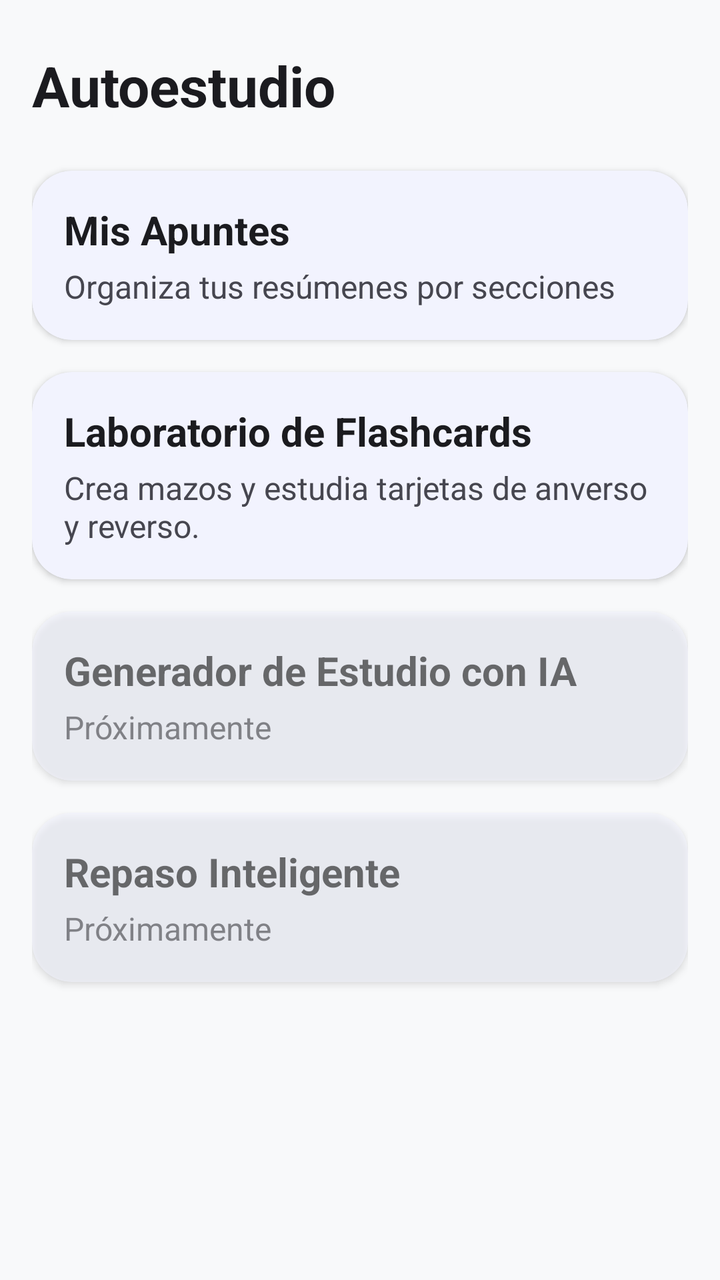
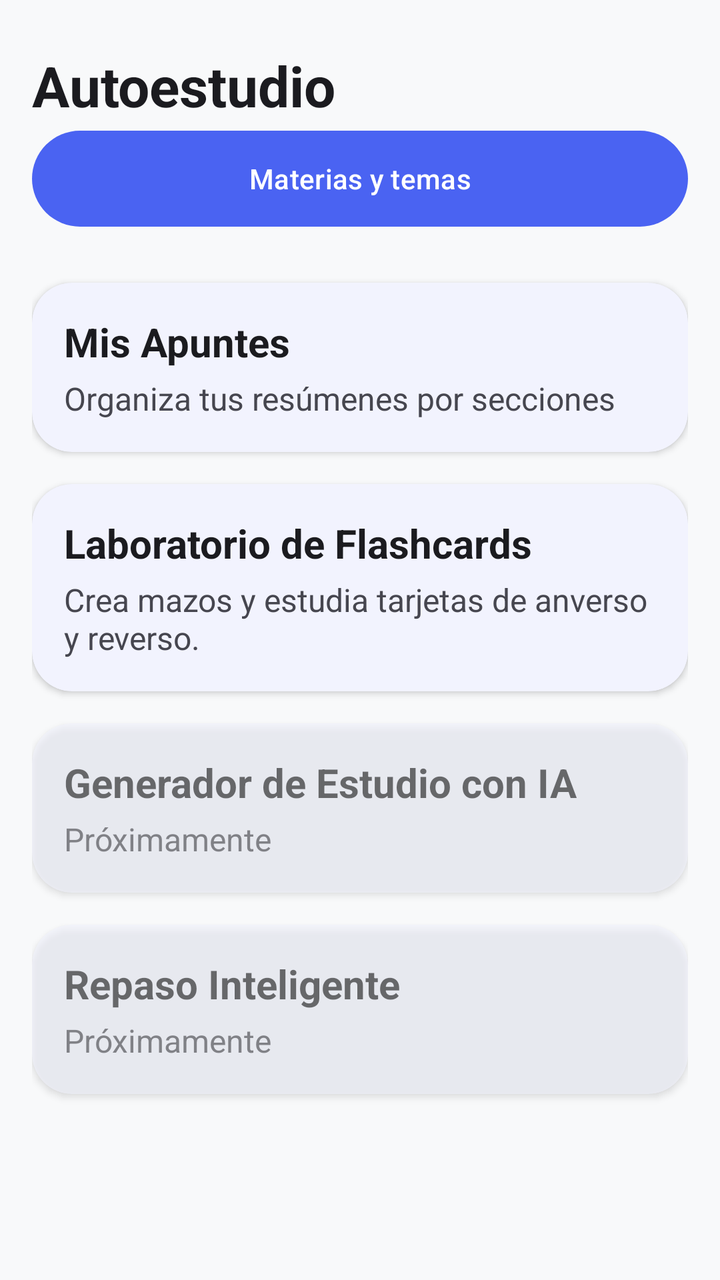

The first picture is an Android layout as it rendered before a commit; the second is the same layout after the commit. The layout source and the unified diff follow.
<!-- AndroidManifest.xml: application theme Theme.Dubalin -->
<!-- res/layout/fragment_autoestudio.xml -->
<?xml version="1.0" encoding="utf-8"?>
<androidx.core.widget.NestedScrollView
    xmlns:android="http://schemas.android.com/apk/res/android"
    xmlns:app="http://schemas.android.com/apk/res-auto"
    android:layout_width="match_parent"
    android:layout_height="match_parent"
    android:background="?android:attr/colorBackground"
    android:fillViewport="true">

    <androidx.constraintlayout.widget.ConstraintLayout
        android:layout_width="match_parent"
        android:layout_height="wrap_content"
        android:padding="@dimen/spacing_md">

        <TextView
            android:id="@+id/tv_autoestudio_titulo"
            android:layout_width="0dp"
            android:layout_height="wrap_content"
            android:layout_marginTop="@dimen/spacing_sm"
            android:accessibilityHeading="true"
            android:text="@string/autoestudio_title"
            android:textColor="?attr/colorOnBackground"
            android:textSize="@dimen/text_size_display"
            android:textStyle="bold"
            app:layout_constraintEnd_toEndOf="parent"
            app:layout_constraintStart_toStartOf="parent"
            app:layout_constraintTop_toTopOf="parent" />

        <com.google.android.material.card.MaterialCardView
            android:id="@+id/card_mis_apuntes"
            style="@style/Widget.Dubalin.CardView"
            android:layout_width="0dp"
            android:layout_height="wrap_content"
            android:layout_marginTop="@dimen/spacing_lg"
            android:clickable="true"
            android:focusable="true"
            app:layout_constraintEnd_toEndOf="parent"
            app:layout_constraintStart_toStartOf="parent"
            app:layout_constraintTop_toBottomOf="@id/tv_autoestudio_titulo">

            <LinearLayout
                android:layout_width="match_parent"
                android:layout_height="wrap_content"
                android:orientation="vertical"
                android:padding="@dimen/spacing_md">

                <TextView
                    android:layout_width="wrap_content"
                    android:layout_height="wrap_content"
                    android:text="@string/autoestudio_notes_title"
                    android:textColor="?attr/colorOnSurface"
                    android:textSize="@dimen/text_size_title"
                    android:textStyle="bold" />

                <TextView
                    android:layout_width="match_parent"
                    android:layout_height="wrap_content"
                    android:layout_marginTop="@dimen/spacing_xs"
                    android:text="@string/autoestudio_notes_description"
                    android:textColor="?attr/colorOnSurfaceVariant"
                    android:textSize="@dimen/text_size_body" />

            </LinearLayout>

        </com.google.android.material.card.MaterialCardView>

        <com.google.android.material.card.MaterialCardView
            android:id="@+id/card_flashcards"
            style="@style/Widget.Dubalin.CardView"
            android:layout_width="0dp"
            android:layout_height="wrap_content"
            android:layout_marginTop="@dimen/spacing_md"
            android:clickable="true"
            android:focusable="true"
            app:layout_constraintEnd_toEndOf="parent"
            app:layout_constraintStart_toStartOf="parent"
            app:layout_constraintTop_toBottomOf="@id/card_mis_apuntes">

            <LinearLayout
                android:layout_width="match_parent"
                android:layout_height="wrap_content"
                android:orientation="vertical"
                android:padding="@dimen/spacing_md">

                <TextView
                    android:layout_width="wrap_content"
                    android:layout_height="wrap_content"
                    android:text="@string/autoestudio_flashcards_title"
                    android:textColor="?attr/colorOnSurface"
                    android:textSize="@dimen/text_size_title"
                    android:textStyle="bold" />

                <TextView
                    android:layout_width="match_parent"
                    android:layout_height="wrap_content"
                    android:layout_marginTop="@dimen/spacing_xs"
                    android:text="@string/flashcards_description"
                    android:textColor="?attr/colorOnSurfaceVariant"
                    android:textSize="@dimen/text_size_body" />

            </LinearLayout>

        </com.google.android.material.card.MaterialCardView>

        <com.google.android.material.card.MaterialCardView
            android:id="@+id/card_generador_ia"
            style="@style/Widget.Dubalin.CardView"
            android:layout_width="0dp"
            android:layout_height="wrap_content"
            android:layout_marginTop="@dimen/spacing_md"
            android:alpha="0.6"
            app:layout_constraintEnd_toEndOf="parent"
            app:layout_constraintStart_toStartOf="parent"
            app:layout_constraintTop_toBottomOf="@id/card_flashcards">

            <LinearLayout
                android:layout_width="match_parent"
                android:layout_height="wrap_content"
                android:orientation="vertical"
                android:padding="@dimen/spacing_md">

                <TextView
                    android:layout_width="wrap_content"
                    android:layout_height="wrap_content"
                    android:text="@string/autoestudio_ai_title"
                    android:textColor="?attr/colorOnSurface"
                    android:textSize="@dimen/text_size_title"
                    android:textStyle="bold" />

                <TextView
                    android:layout_width="match_parent"
                    android:layout_height="wrap_content"
                    android:layout_marginTop="@dimen/spacing_xs"
                    android:text="@string/coming_soon"
                    android:textColor="?attr/colorOnSurfaceVariant"
                    android:textSize="@dimen/text_size_body" />

            </LinearLayout>

        </com.google.android.material.card.MaterialCardView>

        <com.google.android.material.card.MaterialCardView
            android:id="@+id/card_repaso_inteligente"
            style="@style/Widget.Dubalin.CardView"
            android:layout_width="0dp"
            android:layout_height="wrap_content"
            android:layout_marginTop="@dimen/spacing_md"
            android:layout_marginBottom="@dimen/spacing_md"
            android:alpha="0.6"
            app:layout_constraintEnd_toEndOf="parent"
            app:layout_constraintStart_toStartOf="parent"
            app:layout_constraintTop_toBottomOf="@id/card_generador_ia">

            <LinearLayout
                android:layout_width="match_parent"
                android:layout_height="wrap_content"
                android:orientation="vertical"
                android:padding="@dimen/spacing_md">

                <TextView
                    android:layout_width="wrap_content"
                    android:layout_height="wrap_content"
                    android:text="@string/autoestudio_review_title"
                    android:textColor="?attr/colorOnSurface"
                    android:textSize="@dimen/text_size_title"
                    android:textStyle="bold" />

                <TextView
                    android:layout_width="match_parent"
                    android:layout_height="wrap_content"
                    android:layout_marginTop="@dimen/spacing_xs"
                    android:text="@string/coming_soon"
                    android:textColor="?attr/colorOnSurfaceVariant"
                    android:textSize="@dimen/text_size_body" />

            </LinearLayout>

        </com.google.android.material.card.MaterialCardView>

    </androidx.constraintlayout.widget.ConstraintLayout>

</androidx.core.widget.NestedScrollView>
<!-- resources referenced by this layout -->
<resources>
  <dimen name="spacing_lg">24dp</dimen>
  <dimen name="spacing_md">16dp</dimen>
  <dimen name="spacing_sm">8dp</dimen>
  <dimen name="spacing_xs">4dp</dimen>
  <dimen name="text_size_body">16sp</dimen>
  <dimen name="text_size_display">28sp</dimen>
  <dimen name="text_size_title">20sp</dimen>
  <string name="autoestudio_ai_title">Generador de Estudio con IA</string>
  <string name="autoestudio_flashcards_title">Laboratorio de Flashcards</string>
  <string name="autoestudio_notes_description">Organiza tus resúmenes por secciones</string>
  <string name="autoestudio_notes_title">Mis Apuntes</string>
  <string name="autoestudio_review_title">Repaso Inteligente</string>
  <string name="autoestudio_title">Autoestudio</string>
  <string name="coming_soon">Próximamente</string>
  <string name="flashcards_description">Crea mazos y estudia tarjetas de anverso y reverso.</string>
  <style name="Widget.Dubalin.CardView" parent="Widget.Material3.CardView.Elevated">
          <item name="cardCornerRadius">@dimen/card_corner_radius</item>
          <item name="cardElevation">@dimen/card_elevation</item>
          <item name="cardBackgroundColor">@color/md_surface</item>
      </style>
  <style name="Theme.Dubalin" parent="Theme.Material3.DayNight.NoActionBar">
          <item name="colorPrimary">@color/md_primary</item>
          <item name="colorOnPrimary">@color/md_on_primary</item>
          <item name="colorPrimaryContainer">@color/md_primary_container</item>
          <item name="colorOnPrimaryContainer">@color/md_on_primary_container</item>
  
          <item name="colorSecondary">@color/md_secondary</item>
          <item name="colorOnSecondary">@color/md_on_secondary</item>
          <item name="colorSecondaryContainer">@color/md_secondary_container</item>
          <item name="colorOnSecondaryContainer">@color/md_on_secondary_container</item>
  
          <item name="android:colorBackground">@color/md_background</item>
          <item name="colorOnBackground">@color/md_on_background</item>
  
          <item name="colorSurface">@color/md_surface</item>
          <item name="colorOnSurface">@color/md_on_surface</item>
          <item name="colorSurfaceVariant">@color/md_surface_variant</item>
          <item name="colorOnSurfaceVariant">@color/md_on_surface_variant</item>
  
          <item name="colorOutline">@color/md_outline</item>
  
          <item name="colorError">@color/md_error</item>
          <item name="colorOnError">@color/md_on_error</item>
          <item name="colorErrorContainer">@color/md_error_container</item>
          <item name="colorOnErrorContainer">@color/md_on_error_container</item>
  
          <item name="materialCardViewStyle">@style/Widget.Dubalin.CardView</item>
      </style>
  <dimen name="card_corner_radius">20dp</dimen>
  <dimen name="card_elevation">2dp</dimen>
  <color name="md_surface">#FFFFFF</color>
  <color name="md_primary">#4A63F2</color>
  <color name="md_on_primary">#FFFFFF</color>
  <color name="md_primary_container">#DDE1FF</color>
  <color name="md_on_primary_container">#00105C</color>
  <color name="md_secondary">#5B5D72</color>
  <color name="md_on_secondary">#FFFFFF</color>
  <color name="md_secondary_container">#DFE1F9</color>
  <color name="md_on_secondary_container">#181A2C</color>
  <color name="md_background">#F8F9FA</color>
  <color name="md_on_background">#1B1B1F</color>
  <color name="md_on_surface">#1B1B1F</color>
  <color name="md_surface_variant">#E3E1EC</color>
  <color name="md_on_surface_variant">#46464F</color>
  <color name="md_outline">#767680</color>
  <color name="md_error">#BA1A1A</color>
  <color name="md_on_error">#FFFFFF</color>
  <color name="md_error_container">#FFDAD6</color>
  <color name="md_on_error_container">#410002</color>
</resources>

<!-- the commit's change to res/layout/fragment_autoestudio.xml (unified diff, before → after) -->
@@ -26,6 +26,16 @@
             app:layout_constraintStart_toStartOf="parent"
             app:layout_constraintTop_toTopOf="parent" />
 
+        <com.google.android.material.button.MaterialButton
+            android:id="@+id/btn_materias"
+            android:layout_width="0dp"
+            android:layout_height="wrap_content"
+            android:minHeight="56dp"
+            android:text="@string/subjects_title"
+            app:layout_constraintTop_toBottomOf="@id/tv_autoestudio_titulo"
+            app:layout_constraintStart_toStartOf="parent"
+            app:layout_constraintEnd_toEndOf="parent" />
+
         <com.google.android.material.card.MaterialCardView
             android:id="@+id/card_mis_apuntes"
             style="@style/Widget.Dubalin.CardView"
@@ -36,7 +46,7 @@
             android:focusable="true"
             app:layout_constraintEnd_toEndOf="parent"
             app:layout_constraintStart_toStartOf="parent"
-            app:layout_constraintTop_toBottomOf="@id/tv_autoestudio_titulo">
+            app:layout_constraintTop_toBottomOf="@id/btn_materias">
 
             <LinearLayout
                 android:layout_width="match_parent"
<!-- resource entries referenced after the edit -->
@@ -15,6 +15,7 @@
   <string name="autoestudio_title">Autoestudio</string>
   <string name="coming_soon">Próximamente</string>
   <string name="flashcards_description">Crea mazos y estudia tarjetas de anverso y reverso.</string>
+  <string name="subjects_title">Materias y temas</string>
   <style name="Widget.Dubalin.CardView" parent="Widget.Material3.CardView.Elevated">
           <item name="cardCornerRadius">@dimen/card_corner_radius</item>
           <item name="cardElevation">@dimen/card_elevation</item>
